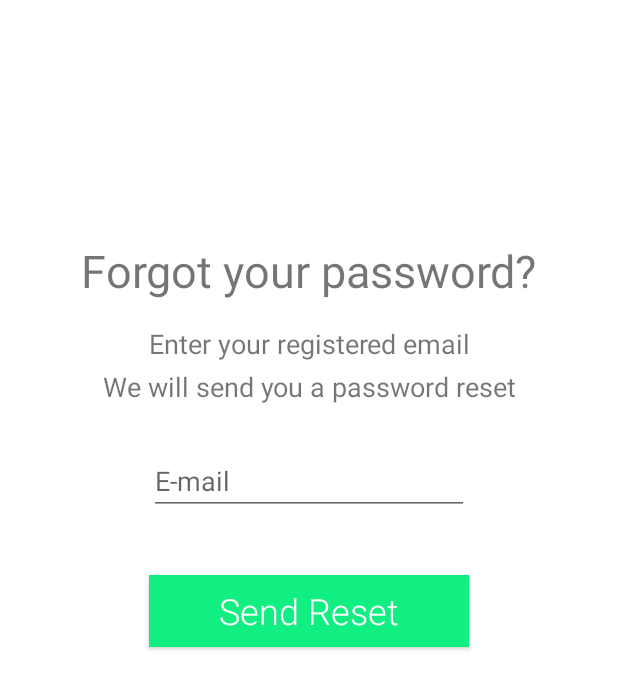
After one commit to Afsar-Ahmed/Capstone-Jockey-Farmer, an Android app: the ResetPasswordFragment screen opened through its navigation route, on a phone screen of 412 x 824 dp. The commit adds this screen. Shown: the top 689 px of the screen. Run offline under Robolectric (Android 15) with nearby library versions, the phone set to English and light mode, and no system bars; our stand-ins replace Firebase (no records; nobody signed in at launch, a user with empty details on screens opened directly); libraries missing offline, so code that uses them is left out: com.facebook, com.facebook.login; 1 statement that could not run was skipped.

Commit message:
Added resetPassword, impoved redundant hideKeybord functions
Added resetPassword Fragment with functionality. Created Interface to reduce redundancy of hideKeyboard functions for the fragments

```diff
--- a/FindMyFarmer/app/src/main/java/sheridan/capstone/findmyfarmer/LoginAndRegistration/Controller/LoginRegistrationInterface.kt
+++ b/FindMyFarmer/app/src/main/java/sheridan/capstone/findmyfarmer/LoginAndRegistration/Controller/LoginRegistrationInterface.kt
@@ -12,5 +12,6 @@ interface LoginRegistrationInterface {
     fun OnRegisterLinkClickListener()
     fun OnGoogleButtonClickListener()
     fun OnFBLogInButtonClickListener()
-
+    fun OnResetPasswordButtonClickListener()
+    fun OnSendResetButtonClickListener(email: EditText)
 }
--- /dev/null
+++ b/FindMyFarmer/app/src/main/java/sheridan/capstone/findmyfarmer/LoginAndRegistration/Controller/ViewBehaviorInterface.kt
@@ -0,0 +1,8 @@
+package sheridan.capstone.findmyfarmer.LoginAndRegistration.Controller
+
+import android.view.View
+
+interface ViewBehaviorInterface {
+    fun hideKeyboard(view: View)
+    fun viewBehavior(parentView: View)
+}
--- a/FindMyFarmer/app/src/main/java/sheridan/capstone/findmyfarmer/LoginAndRegistration/View/LoginFragment.kt
+++ b/FindMyFarmer/app/src/main/java/sheridan/capstone/findmyfarmer/LoginAndRegistration/View/LoginFragment.kt
@@ -12,12 +12,14 @@ import android.view.inputmethod.InputMethodManager
 import kotlinx.android.synthetic.main.fragment_login.*
 import kotlinx.android.synthetic.main.fragment_login.view.*
 import sheridan.capstone.findmyfarmer.LoginAndRegistration.Controller.LoginRegistrationInterface
+import sheridan.capstone.findmyfarmer.LoginAndRegistration.Controller.ViewBehaviorInterface
 import sheridan.capstone.findmyfarmer.R
 
 
 class LoginFragment : Fragment() {
 
     private lateinit var login_interface: LoginRegistrationInterface
+    private lateinit var viewBehaviorInterface: ViewBehaviorInterface
 
     override fun onCreateView(inflater: LayoutInflater, container: ViewGroup?, savedInstanceState: Bundle?): View? {
         // Inflate the layout for this fragment
@@ -25,7 +27,6 @@ class LoginFragment : Fragment() {
         login_interface = activity as LoginRegistrationInterface
 
         view.loginBtn.setOnClickListener{
-            Log.d("AUTHENTICATE", "ButtonPressed")
             login_interface.OnLoginButtonClickListener(view.inputEmail,view.inputPassword)
         }
 
@@ -40,20 +41,16 @@ class LoginFragment : Fragment() {
         view.registerAccount.setOnClickListener{
             login_interface.OnRegisterLinkClickListener()
         }
+        view.forgotPswrdLink.setOnClickListener{
+            login_interface.OnResetPasswordButtonClickListener()
+        }
         return view
     }
 
     override fun onViewCreated(view: View, savedInstanceState: Bundle?) {
+        super.onViewCreated(view, savedInstanceState)
+        viewBehaviorInterface = activity as ViewBehaviorInterface
+        viewBehaviorInterface.viewBehavior(constraintLayoutLoginFragment)
+    }
 
-        super.onViewCreated(view, savedInstanceState)
-        constraintLayoutLoginFragment.setOnTouchListener{ view, m: MotionEvent ->
-            closeKeyboard(constraintLayoutLoginFragment)
-            constraintLayoutLoginFragment.requestFocus()
-            true}
-    }
-    private fun closeKeyboard(view: View) {
-        val imm = view.context.getSystemService(Context.INPUT_METHOD_SERVICE) as InputMethodManager
-        imm.hideSoftInputFromWindow(view.windowToken, 0)
-
-    }
 }
--- /dev/null
+++ b/FindMyFarmer/app/src/main/java/sheridan/capstone/findmyfarmer/LoginAndRegistration/View/ResetPasswordFragment.kt
@@ -0,0 +1,41 @@
+package sheridan.capstone.findmyfarmer.LoginAndRegistration.View
+
+import android.os.Bundle
+import android.util.Log
+import androidx.fragment.app.Fragment
+import android.view.LayoutInflater
+import android.view.View
+import android.view.ViewGroup
+import kotlinx.android.synthetic.main.fragment_reset_password.*
+import kotlinx.android.synthetic.main.fragment_reset_password.view.*
+import sheridan.capstone.findmyfarmer.LoginAndRegistration.Controller.LoginRegistrationInterface
+import sheridan.capstone.findmyfarmer.LoginAndRegistration.Controller.ViewBehaviorInterface
+import sheridan.capstone.findmyfarmer.R
+
+class ResetPasswordFragment : Fragment() {
+
+    private lateinit var viewBehaviorInterface: ViewBehaviorInterface
+    private lateinit var loginRegistrationInterface: LoginRegistrationInterface
+    override fun onCreate(savedInstanceState: Bundle?) {
+        super.onCreate(savedInstanceState)
+
+
+    }
+
+    override fun onCreateView(
+        inflater: LayoutInflater, container: ViewGroup?, savedInstanceState: Bundle?): View? {
+        // Inflate the layout for this fragment
+        val view= inflater.inflate(R.layout.fragment_reset_password, container, false)
+        loginRegistrationInterface = activity as LoginRegistrationInterface
+        view.sendButton.setOnClickListener{
+            loginRegistrationInterface.OnSendResetButtonClickListener(editTextTextEmailAddress)
+        }
+        return view
+    }
+
+    override fun onViewCreated(view: View, savedInstanceState: Bundle?) {
+        super.onViewCreated(view, savedInstanceState)
+        viewBehaviorInterface = activity as ViewBehaviorInterface
+        viewBehaviorInterface.viewBehavior(resetPasswordConstraintLayout)
+    }
+}
--- a/FindMyFarmer/app/src/main/res/layout/activity_farmer_info.xml
+++ b/FindMyFarmer/app/src/main/res/layout/activity_farmer_info.xml
@@ -35,7 +35,7 @@
 
         <LinearLayout
             android:layout_width="match_parent"
-            android:layout_height="match_parent"
+            android:layout_height="wrap_content"
             android:orientation="vertical">
 
             <androidx.cardview.widget.CardView
--- a/FindMyFarmer/app/src/main/res/layout/fragment_login.xml
+++ b/FindMyFarmer/app/src/main/res/layout/fragment_login.xml
@@ -30,7 +30,7 @@ android:scrollbarSize="0dp">
         android:clickable="true"
         android:focusable="true"
         android:focusableInTouchMode="true"
-        tools:context=".MainActivity">
+        tools:context=".LoginAndRegistration.Controller.LoginRegistrationController">
 
         <Space
             android:layout_width="209dp"
--- /dev/null
+++ b/FindMyFarmer/app/src/main/res/layout/fragment_reset_password.xml
@@ -0,0 +1,82 @@
+<?xml version="1.0" encoding="utf-8"?>
+<FrameLayout xmlns:android="http://schemas.android.com/apk/res/android"
+    xmlns:app="http://schemas.android.com/apk/res-auto"
+    xmlns:tools="http://schemas.android.com/tools"
+    android:layout_width="match_parent"
+    android:layout_height="match_parent"
+    tools:context=".LoginAndRegistration.View.ResetPasswordFragment">
+
+    <androidx.constraintlayout.widget.ConstraintLayout
+        android:id="@+id/resetPasswordConstraintLayout"
+        android:layout_width="match_parent"
+        android:layout_height="match_parent"
+        android:focusableInTouchMode="true">
+
+        <TextView
+            android:id="@+id/ResetPasswordTextview"
+            android:layout_width="wrap_content"
+            android:layout_height="wrap_content"
+            android:layout_marginTop="160dp"
+            android:text="@string/reset_password_title"
+            android:textSize="30sp"
+            app:layout_constraintEnd_toEndOf="parent"
+            app:layout_constraintStart_toStartOf="parent"
+            app:layout_constraintTop_toTopOf="parent" />
+
+        <TextView
+            android:id="@+id/resetPassword_instructions"
+            android:layout_width="250dp"
+            android:layout_height="wrap_content"
+            android:layout_marginTop="16dp"
+            android:gravity="center"
+            android:text="@string/reset_password_instructionLine1"
+            android:textSize="18sp"
+            app:layout_constraintEnd_toEndOf="@+id/ResetPasswordTextview"
+            app:layout_constraintHorizontal_bias="0.5"
+            app:layout_constraintStart_toStartOf="@+id/ResetPasswordTextview"
+            app:layout_constraintTop_toBottomOf="@+id/ResetPasswordTextview" />
+
+        <TextView
+            android:id="@+id/resetPassword_instructions2"
+            android:layout_width="wrap_content"
+            android:layout_height="wrap_content"
+            android:layout_marginTop="4dp"
+            android:gravity="center"
+            android:text="@string/reset_password_instructionLine2"
+            android:textSize="18sp"
+            app:layout_constraintEnd_toEndOf="@+id/ResetPasswordTextview"
+            app:layout_constraintHorizontal_bias="0.5"
+            app:layout_constraintStart_toStartOf="@+id/ResetPasswordTextview"
+            app:layout_constraintTop_toBottomOf="@+id/resetPassword_instructions" />
+
+        <EditText
+            android:id="@+id/editTextTextEmailAddress"
+            android:layout_width="wrap_content"
+            android:layout_height="wrap_content"
+            android:layout_marginTop="28dp"
+            android:ems="10"
+            android:hint="E-mail"
+            android:inputType="textEmailAddress"
+            app:layout_constraintEnd_toEndOf="@+id/resetPassword_instructions2"
+            app:layout_constraintHorizontal_bias="0.497"
+            app:layout_constraintStart_toStartOf="@+id/resetPassword_instructions2"
+            app:layout_constraintTop_toBottomOf="@+id/resetPassword_instructions2" />
+
+        <Button
+            android:id="@+id/sendButton"
+            android:layout_width="0dp"
+            android:layout_height="wrap_content"
+            android:layout_marginTop="40dp"
+            android:background="@color/design_default_color_secondary"
+            android:backgroundTint="#11EF82"
+            android:fontFamily="sans-serif-light"
+            android:text="Send Reset"
+            android:textAllCaps="false"
+            android:textColor="#FFFFFF"
+            android:textSize="24sp"
+            app:layout_constraintEnd_toEndOf="@+id/editTextTextEmailAddress"
+            app:layout_constraintStart_toStartOf="@+id/editTextTextEmailAddress"
+            app:layout_constraintTop_toBottomOf="@+id/editTextTextEmailAddress" />
+    </androidx.constraintlayout.widget.ConstraintLayout>
+
+</FrameLayout>
--- a/FindMyFarmer/app/src/main/res/navigation/nav_graph.xml
+++ b/FindMyFarmer/app/src/main/res/navigation/nav_graph.xml
@@ -17,6 +17,13 @@
             app:exitAnim="@anim/fui_slide_out_left"
             app:popEnterAnim="@android:anim/slide_in_left"
             app:popExitAnim="@android:anim/slide_out_right" />
+        <action
+            android:id="@+id/action_loginFragment_to_resetPasswordFragment"
+            app:destination="@id/resetPasswordFragment"
+            app:enterAnim="@anim/fui_slide_in_right"
+            app:exitAnim="@anim/fui_slide_out_left"
+            app:popEnterAnim="@android:anim/slide_in_left"
+            app:popExitAnim="@android:anim/slide_out_right" />
     </fragment>
     <fragment
         android:id="@+id/registrationFragment"
@@ -31,4 +38,17 @@
             app:popEnterAnim="@android:anim/slide_out_right"
             app:popExitAnim="@android:anim/slide_in_left" />
     </fragment>
+    <fragment
+        android:id="@+id/resetPasswordFragment"
+        android:name="sheridan.capstone.findmyfarmer.LoginAndRegistration.View.ResetPasswordFragment"
+        android:label="fragment_reset_password"
+        tools:layout="@layout/fragment_reset_password" >
+        <action
+            android:id="@+id/action_resetPasswordFragment_to_loginFragment"
+            app:destination="@id/loginFragment"
+            app:enterAnim="@android:anim/slide_in_left"
+            app:exitAnim="@android:anim/slide_out_right"
+            app:launchSingleTop="false"
+            app:popEnterAnim="@android:anim/slide_out_right" />
+    </fragment>
 </navigation>
--- a/FindMyFarmer/app/src/main/res/values/strings.xml
+++ b/FindMyFarmer/app/src/main/res/values/strings.xml
@@ -8,4 +8,10 @@
     <string name="forgot_password_link"><u>Forgot Password?</u></string>
     <string name="facebook_app_id">1553403721513069</string>
     <string name="fb_login_protocol_scheme">fb1553403721513069</string>
+    <!-- TODO: Remove or change this placeholder text -->
+    <string name="hello_blank_fragment">Hello blank fragment</string>
+    <string name="reset_password_title">Forgot your password?</string>
+    <string name="reset_password_instructionLine1">Enter your registered email</string>
+    <string name="reset_password_instructionLine2">We will send you a password reset</string>
+
 </resources>
```
Also changed, not shown: FindMyFarmer/app/src/main/java/sheridan/capstone/findmyfarmer/LoginAndRegistration/Controller/LoginRegistrationController.kt (+62 -16 lines), FindMyFarmer/app/src/main/java/sheridan/capstone/findmyfarmer/LoginAndRegistration/Model/ResetModel.kt (added, +35 -0 lines), FindMyFarmer/app/src/main/java/sheridan/capstone/findmyfarmer/LoginAndRegistration/View/RegistrationFragment.kt (+9 -1 lines), FindMyFarmer/app/src/main/res/layout/activity_regristration.xml (deleted, +0 -59 lines).
